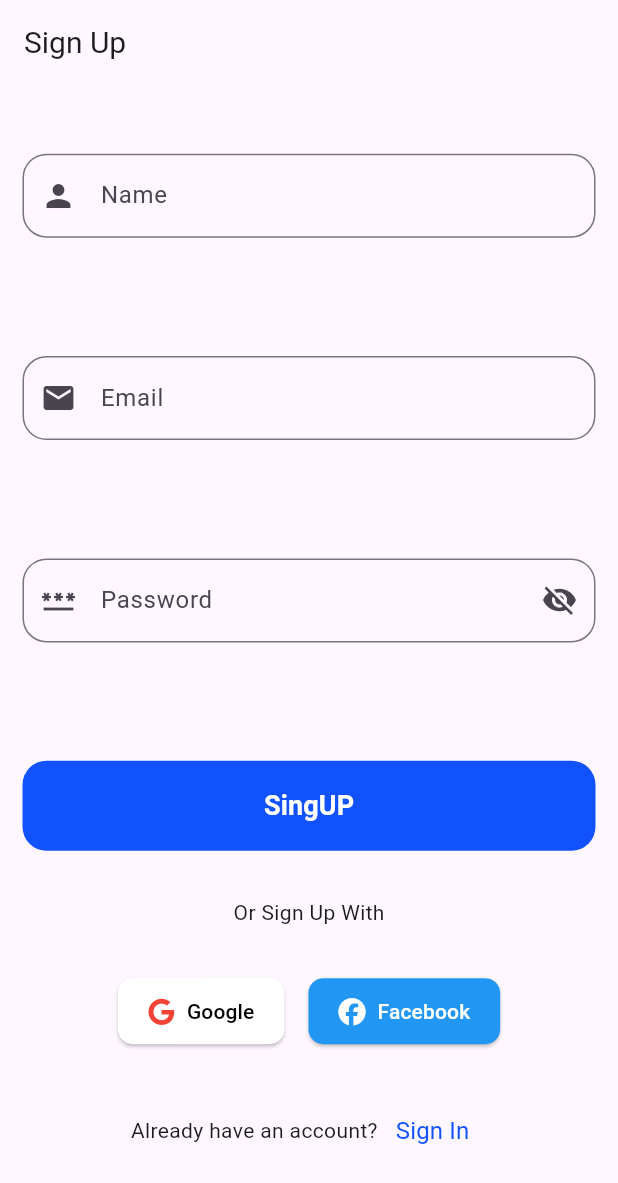
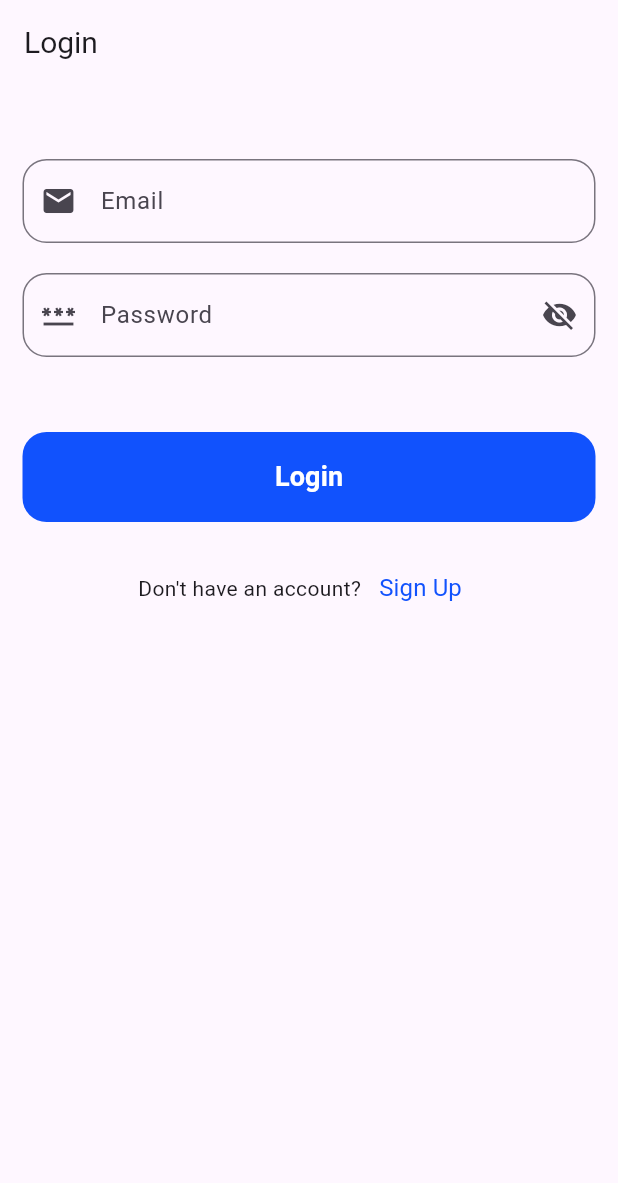
Before and after one commit to AhmedYasserTaha/shopy, a Flutter app: the screen it shows after launch, after a tap on "Sign In", on a phone screen of 412 x 824 dp. Shown: the top 1183 px of the screen. Run offline on Flutter 3.47's test engine with Material 3 defaults, Android fonts, the phone set to English and light mode, and no system bars; our stand-ins replace bloc, dio, flutter_bloc, font_awesome_flutter.

Commit message:
create login view

```diff
--- /dev/null
+++ b/lib/core/widget/custom_social_button.dart
@@ -0,0 +1,38 @@
+import 'package:flutter/material.dart';
+
+class CustomSocialButton extends StatelessWidget {
+  final VoidCallback onPressed;
+  final Color backgroundColor;
+  final Color textColor;
+  final IconData icon;
+  final String text;
+
+  const CustomSocialButton({
+    super.key,
+    required this.onPressed,
+    required this.backgroundColor,
+    required this.textColor,
+    required this.icon,
+    required this.text,
+  });
+
+  @override
+  Widget build(BuildContext context) {
+    return SizedBox(
+      width: 150, // نفس العرض لكل الأزرار
+      height: 50, // نفس الارتفاع لكل الأزرار
+      child: ElevatedButton.icon(
+        onPressed: onPressed,
+        style: ElevatedButton.styleFrom(
+          backgroundColor: backgroundColor,
+          foregroundColor: textColor,
+          shape: RoundedRectangleBorder(
+            borderRadius: BorderRadius.circular(10),
+          ),
+        ),
+        icon: Icon(icon, color: textColor),
+        label: Text(text),
+      ),
+    );
+  }
+}
--- /dev/null
+++ b/lib/featured/auth/login/login_view.dart
@@ -0,0 +1,63 @@
+import 'package:flutter/material.dart';
+import 'package:shopy/core/utils/constans.dart';
+import 'package:shopy/core/utils/style.dart';
+import 'package:shopy/core/widget/custom_button_widget.dart';
+import 'package:shopy/core/widget/custom_text_form_feild.dart';
+import 'package:shopy/featured/auth/singup/sing_up_view.dart';
+import 'package:shopy/featured/auth/singup/widget/have_account.dart';
+import 'package:shopy/featured/home/home_view.dart';
+
+class LoginView extends StatelessWidget {
+  const LoginView({super.key});
+
+  @override
+  Widget build(BuildContext context) {
+    return Scaffold(
+      appBar: AppBar(
+        automaticallyImplyLeading: false,
+        title: const Text(
+          "Login",
+          style: Styles.textStyle20,
+        ),
+      ),
+      body: Padding(
+          padding: const EdgeInsets.symmetric(horizontal: 15, vertical: 50),
+          child: SingleChildScrollView(
+            child: Column(
+              children: [
+                const CustomTextField(
+                    label: "Email",
+                    keyboardType: TextInputType.emailAddress,
+                    icon: Icons.email),
+                const SizedBox(height: 20), // مسافة بين الحقول
+                const CustomTextField(
+                    label: "Password",
+                    keyboardType: TextInputType.visiblePassword,
+                    isPassword: true,
+                    icon: Icons.password),
+                const SizedBox(height: 50), // مسافة بين الحقول
+                CustomButtonWidget(
+                    onPressed: () {
+                      Navigator.of(context).push(MaterialPageRoute(
+                        builder: (context) => const HomeView(),
+                      ));
+                    },
+                    backgroundColor: Appcolor.kPColor,
+                    textColor: Colors.white,
+                    textTilte: "Login"),
+                const SizedBox(height: 20),
+                HaveAccont(
+                  onPressed: () {
+                    Navigator.of(context).push(MaterialPageRoute(
+                      builder: (context) => const SingUpView(),
+                    ));
+                  },
+                  title: "Don't have an account?",
+                  bottomTitle: "Sign Up",
+                ),
+              ],
+            ),
+          )),
+    );
+  }
+}
--- a/lib/featured/auth/singup/sing_up_view.dart
+++ b/lib/featured/auth/singup/sing_up_view.dart
@@ -1,9 +1,6 @@
 import 'package:flutter/material.dart';
-import 'package:font_awesome_flutter/font_awesome_flutter.dart';
-import 'package:shopy/core/utils/constans.dart';
 import 'package:shopy/core/utils/style.dart';
-import 'package:shopy/core/widget/custom_button_widget.dart';
-import 'package:shopy/core/widget/custom_text_form_feild.dart';
+import 'package:shopy/featured/auth/singup/widget/sign_up_body.dart';
 
 class SingUpView extends StatelessWidget {
   const SingUpView({super.key});
@@ -18,93 +15,9 @@ class SingUpView extends StatelessWidget {
           style: Styles.textStyle20,
         ),
       ),
-      body: Padding(
-        padding: const EdgeInsets.all(15),
-        child: Column(
-          mainAxisAlignment: MainAxisAlignment.spaceEvenly,
-          children: [
-            const CustomTextField(
-                label: "Name",
-                keyboardType: TextInputType.name,
-                icon: Icons.person),
-            const SizedBox(height: 16), // مسافة بين الحقول
-            const CustomTextField(
-                label: "Email",
-                keyboardType: TextInputType.emailAddress,
-                icon: Icons.email),
-            const SizedBox(height: 16), // مسافة بين الحقول
-            const CustomTextField(
-                label: "Password",
-                keyboardType: TextInputType.visiblePassword,
-                isPassword: true,
-                icon: Icons.password),
-            const SizedBox(height: 16), // مسافة بين الحقول
-            const CustomButtonWidget(
-                backgroundColor: Appcolor.kPColor,
-                textColor: Colors.white,
-                textTilte: "SingUP"),
-
-            const Text(
-              "Or Sign Up With",
-              style: Styles.textStyle14,
-            ),
-
-            Row(
-              mainAxisAlignment: MainAxisAlignment.center,
-              children: [
-                // زر تسجيل الدخول بجوجل
-                ElevatedButton.icon(
-                  onPressed: () {
-                    // TODO: أضف هنا كود تسجيل الدخول بجوجل
-                  },
-                  style: ElevatedButton.styleFrom(
-                    backgroundColor: Colors.white,
-                    foregroundColor: Colors.black,
-                    padding: const EdgeInsets.symmetric(
-                        horizontal: 20, vertical: 12),
-                    shape: RoundedRectangleBorder(
-                      borderRadius: BorderRadius.circular(10),
-                    ),
-                  ),
-                  icon: const Icon(FontAwesomeIcons.google, color: Colors.red),
-                  label: const Text("Google"),
-                ),
-                const SizedBox(width: 16), // مسافة بين الزرين
-                // زر تسجيل الدخول بالفيسبوك
-                ElevatedButton.icon(
-                  onPressed: () {
-                    // TODO: أضف هنا كود تسجيل الدخول بالفيسبوك
-                  },
-                  style: ElevatedButton.styleFrom(
-                    backgroundColor: Colors.blue,
-                    foregroundColor: Colors.white,
-                    padding: const EdgeInsets.symmetric(
-                        horizontal: 20, vertical: 12),
-                    shape: RoundedRectangleBorder(
-                      borderRadius: BorderRadius.circular(10),
-                    ),
-                  ),
-                  icon: const Icon(FontAwesomeIcons.facebook,
-                      color: Colors.white),
-                  label: const Text("Facebook"),
-                ),
-              ],
-            ),
-            Row(mainAxisAlignment: MainAxisAlignment.center, children: [
-              const Text(
-                "Already have an account?",
-                style: Styles.textStyle14,
-              ),
-              TextButton(
-                onPressed: () {},
-                child: Text(
-                  "Sign In",
-                  style: Styles.textStyle16.copyWith(color: Appcolor.kPColor),
-                ),
-              ),
-            ]),
-          ],
-        ),
+      body: const Padding(
+        padding: EdgeInsets.symmetric(horizontal: 15, vertical: 50),
+        child: SignUpBody(),
       ),
     );
   }
--- /dev/null
+++ b/lib/featured/auth/singup/widget/have_account.dart
@@ -0,0 +1,31 @@
+import 'package:flutter/material.dart';
+import 'package:shopy/core/utils/constans.dart';
+import 'package:shopy/core/utils/style.dart';
+import 'package:shopy/featured/auth/login/login_view.dart';
+
+class HaveAccont extends StatelessWidget {
+  const HaveAccont(
+      {super.key,
+      required this.title,
+      required this.bottomTitle,
+      required this.onPressed});
+  final String title;
+  final String bottomTitle;
+  final void Function()? onPressed;
+  @override
+  Widget build(BuildContext context) {
+    return Row(mainAxisAlignment: MainAxisAlignment.center, children: [
+      Text(
+        title,
+        style: Styles.textStyle14,
+      ),
+      TextButton(
+        onPressed: onPressed,
+        child: Text(
+          bottomTitle,
+          style: Styles.textStyle16.copyWith(color: Appcolor.kPColor),
+        ),
+      ),
+    ]);
+  }
+}
--- /dev/null
+++ b/lib/featured/auth/singup/widget/sign_up_body.dart
@@ -0,0 +1,69 @@
+import 'package:flutter/material.dart';
+import 'package:shopy/core/utils/constans.dart';
+import 'package:shopy/core/utils/style.dart';
+import 'package:shopy/core/widget/custom_button_widget.dart';
+import 'package:shopy/core/widget/custom_text_form_feild.dart';
+import 'package:shopy/featured/auth/login/login_view.dart';
+import 'package:shopy/featured/auth/singup/widget/have_account.dart';
+import 'package:shopy/featured/auth/singup/widget/singin_googel_facebook.dart';
+import 'package:shopy/featured/home/home_view.dart';
+
+class SignUpBody extends StatelessWidget {
+  const SignUpBody({
+    super.key,
+  });
+
+  @override
+  Widget build(BuildContext context) {
+    return SingleChildScrollView(
+      child: Column(
+        mainAxisAlignment: MainAxisAlignment.center,
+        children: [
+          const CustomTextField(
+              label: "Name",
+              keyboardType: TextInputType.name,
+              icon: Icons.person),
+          const SizedBox(height: 20), // مسافة بين الحقول
+          const CustomTextField(
+              label: "Email",
+              keyboardType: TextInputType.emailAddress,
+              icon: Icons.email),
+          const SizedBox(height: 20), // مسافة بين الحقول
+          const CustomTextField(
+              label: "Password",
+              keyboardType: TextInputType.visiblePassword,
+              isPassword: true,
+              icon: Icons.password),
+          const SizedBox(height: 50), // مسافة بين الحقول
+          CustomButtonWidget(
+              onPressed: () {
+                Navigator.of(context).push(MaterialPageRoute(
+                  builder: (context) => const HomeView(),
+                ));
+              },
+              backgroundColor: Appcolor.kPColor,
+              textColor: Colors.white,
+              textTilte: "SingUP"),
+          const SizedBox(height: 20), // مسافة بين الحقول
+
+          const Text(
+            "Or Sign Up With",
+            style: Styles.textStyle14,
+          ),
+          const SizedBox(height: 20), // مسافة بين الحقول
+
+          const singin_googel_facebook(),
+          const SizedBox(height: 20), // مسافة بين الحقول
+
+          HaveAccont(
+            onPressed: () => Navigator.of(context).push(MaterialPageRoute(
+              builder: (context) => const LoginView(),
+            )),
+            title: "Already have an account?",
+            bottomTitle: "Sign In",
+          ),
+        ],
+      ),
+    );
+  }
+}
--- /dev/null
+++ b/lib/featured/auth/singup/widget/singin_googel_facebook.dart
@@ -0,0 +1,32 @@
+import 'package:flutter/material.dart';
+import 'package:font_awesome_flutter/font_awesome_flutter.dart';
+import 'package:shopy/core/widget/custom_social_button.dart';
+
+class singin_googel_facebook extends StatelessWidget {
+  const singin_googel_facebook({
+    super.key,
+  });
+
+  @override
+  Widget build(BuildContext context) {
+    return Row(
+      mainAxisAlignment: MainAxisAlignment.center,
+      children: [
+        CustomSocialButton(
+            onPressed: () {},
+            backgroundColor: Colors.white,
+            textColor: Colors.red,
+            icon: FontAwesomeIcons.google,
+            text: "Google"),
+        const SizedBox(width: 16),
+        CustomSocialButton(
+            onPressed: () {},
+            backgroundColor: Colors.white,
+            textColor: Colors.blue,
+            icon: FontAwesomeIcons.facebook,
+            text: "Google"), // مسافة بين الزرين
+        // زر تسجيل الدخول بالفيسبوك
+      ],
+    );
+  }
+}
--- /dev/null
+++ b/lib/featured/home/home_view.dart
@@ -0,0 +1,12 @@
+import 'package:flutter/material.dart';
+
+class HomeView extends StatelessWidget {
+  const HomeView({super.key});
+
+  @override
+  Widget build(BuildContext context) {
+    return Scaffold(
+      appBar: AppBar(),
+    );
+  }
+}
```
